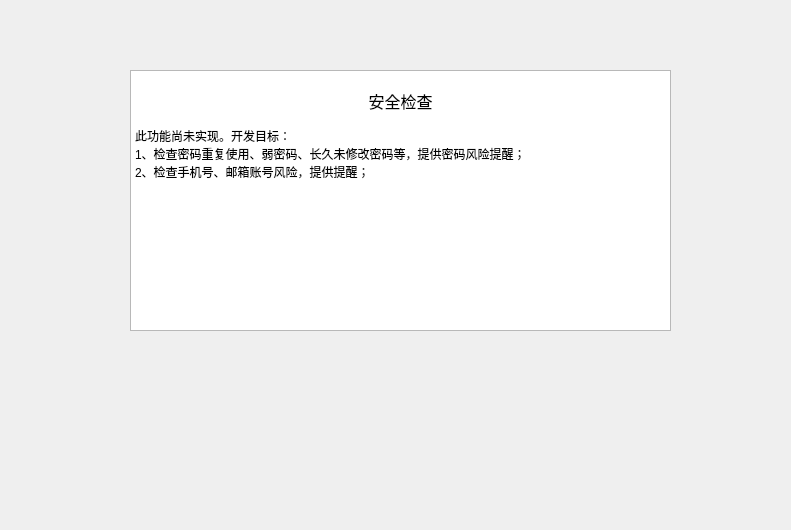
Above: client_desktop/src/ui/pwd/check_pwd_security_form.ui from ZinTi/ZinPass before the change. Below: the same form after it.
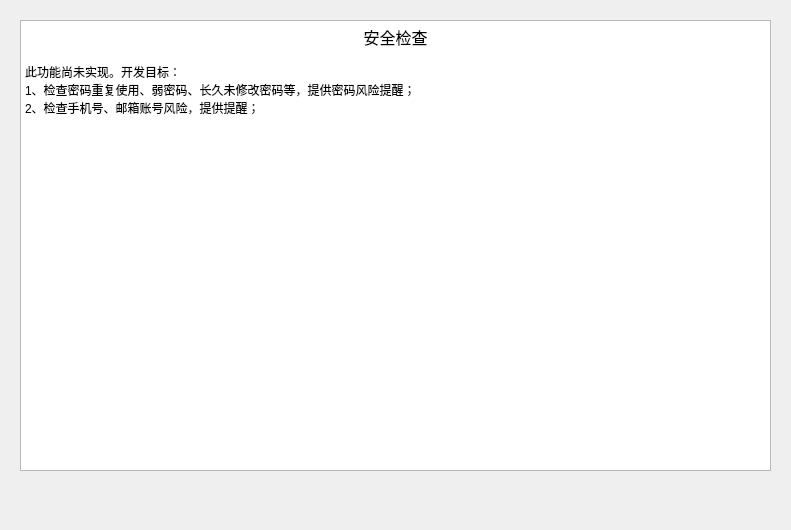
That is the form after the change.

Patch:
```diff
--- a/client_desktop/src/ui/pwd/check_pwd_security_form.ui
+++ b/client_desktop/src/ui/pwd/check_pwd_security_form.ui
@@ -16,10 +16,10 @@
   <widget class="QTextEdit" name="textEdit">
    <property name="geometry">
     <rect>
-     <x>130</x>
-     <y>70</y>
-     <width>541</width>
-     <height>261</height>
+     <x>20</x>
+     <y>20</y>
+     <width>751</width>
+     <height>451</height>
     </rect>
    </property>
    <property name="readOnly">
@@ -33,7 +33,6 @@
 li.unchecked::marker { content: &quot;\2610&quot;; }
 li.checked::marker { content: &quot;\2612&quot;; }
 &lt;/style&gt;&lt;/head&gt;&lt;body style=&quot; font-family:'Microsoft YaHei UI'; font-size:9pt; font-weight:400; font-style:normal;&quot;&gt;
-&lt;p style=&quot;-qt-paragraph-type:empty; margin-top:0px; margin-bottom:0px; margin-left:0px; margin-right:0px; -qt-block-indent:0; text-indent:0px;&quot;&gt;&lt;br /&gt;&lt;/p&gt;
 &lt;p align=&quot;center&quot; style=&quot; margin-top:0px; margin-bottom:0px; margin-left:0px; margin-right:0px; -qt-block-indent:0; text-indent:0px;&quot;&gt;&lt;span style=&quot; font-size:12pt;&quot;&gt;安全检查&lt;/span&gt;&lt;/p&gt;
 &lt;p style=&quot;-qt-paragraph-type:empty; margin-top:0px; margin-bottom:0px; margin-left:0px; margin-right:0px; -qt-block-indent:0; text-indent:0px;&quot;&gt;&lt;br /&gt;&lt;/p&gt;
 &lt;p style=&quot; margin-top:0px; margin-bottom:0px; margin-left:0px; margin-right:0px; -qt-block-indent:0; text-indent:0px;&quot;&gt;此功能尚未实现。开发目标：&lt;/p&gt;
```
